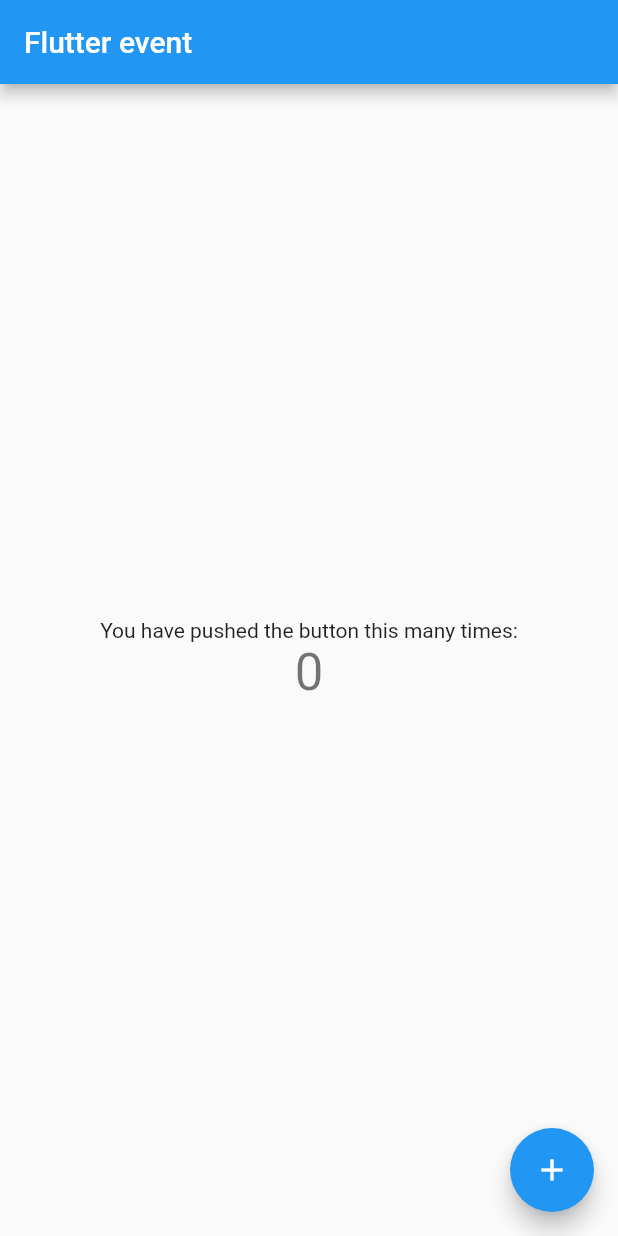
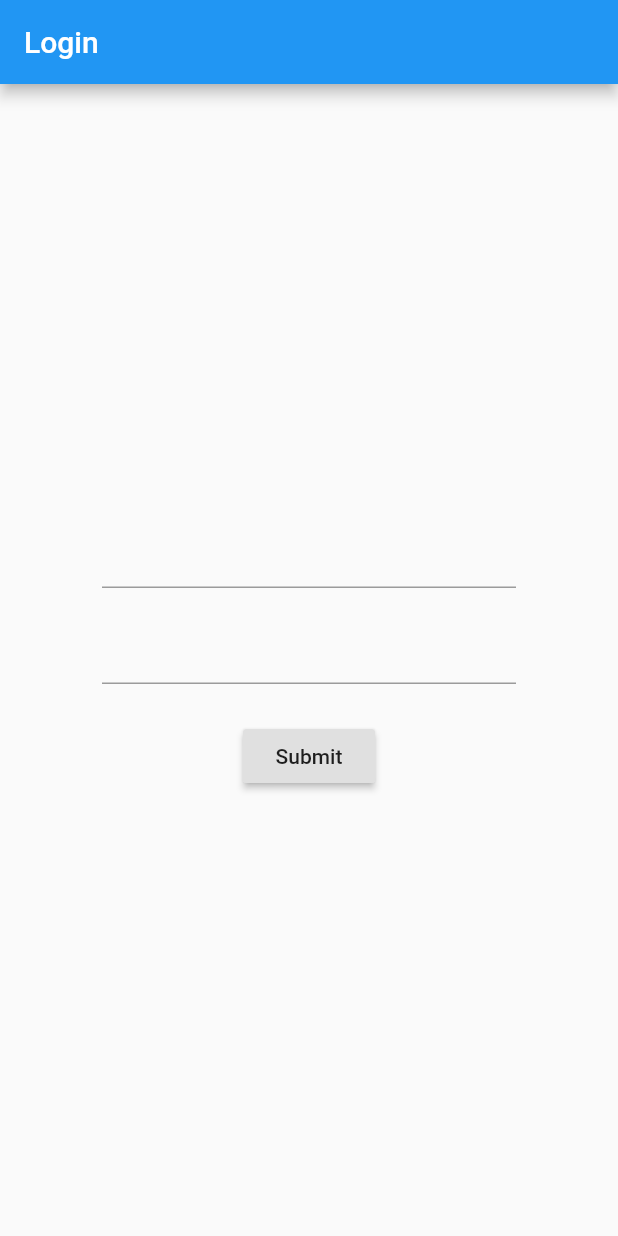
Before and after one commit to Petrol-/flutter-event, a Flutter app: the screen it shows after launch, on a phone screen of 412 x 824 dp. Run offline on Flutter 3.47's test engine with Material 2 defaults, Android fonts, the phone set to English and light mode, and no system bars.

Commit message:
page de login avec deux page vide allevenst et upcomingevents

```diff
--- a/lib/main.dart
+++ b/lib/main.dart
@@ -1,111 +1,170 @@
 import 'package:flutter/material.dart';
 
-void main() => runApp(MyApp());
+void main() => runApp(MainPage());
 
-class MyApp extends StatelessWidget {
-  // This widget is the root of your application.
+class MainPage extends StatelessWidget{
   @override
   Widget build(BuildContext context) {
+    // TODO: implement build
     return MaterialApp(
-      title: 'Flutter Demo',
+      debugShowCheckedModeBanner: false,
       theme: ThemeData(
-        // This is the theme of your application.
-        //
-        // Try running your application with "flutter run". You'll see the
-        // application has a blue toolbar. Then, without quitting the app, try
-        // changing the primarySwatch below to Colors.green and then invoke
-        // "hot reload" (press "r" in the console where you ran "flutter run",
-        // or simply save your changes to "hot reload" in a Flutter IDE).
-        // Notice that the counter didn't reset back to zero; the application
-        // is not restarted.
-        primarySwatch: Colors.blue,
+          primarySwatch: Colors.blue
       ),
-      home: MyHomePage(title: 'Flutter event'),
+      home: Scaffold(
+          appBar: AppBar(
+            title: Text('Login'),
+          ),
+          body:LoginPage()
+      ),
     );
   }
 }
 
-class MyHomePage extends StatefulWidget {
-  MyHomePage({Key key, this.title}) : super(key: key);
-
-  // This widget is the home page of your application. It is stateful, meaning
-  // that it has a State object (defined below) that contains fields that affect
-  // how it looks.
-
-  // This class is the configuration for the state. It holds the values (in this
-  // case the title) provided by the parent (in this case the App widget) and
-  // used by the build method of the State. Fields in a Widget subclass are
-  // always marked "final".
-
-  final String title;
-
+class LoginPage extends StatefulWidget{
   @override
-  _MyHomePageState createState() => _MyHomePageState();
+  State<StatefulWidget> createState() {
+    // TODO: implement createState
+    return LoginForm();
+  }
 }
 
-class _MyHomePageState extends State<MyHomePage> {
-  int _counter = 0;
-
-  void _incrementCounter() {
-    setState(() {
-      // This call to setState tells the Flutter framework that something has
-      // changed in this State, which causes it to rerun the build method below
-      // so that the display can reflect the updated values. If we changed
-      // _counter without calling setState(), then the build method would not be
-      // called again, and so nothing would appear to happen.
-      _counter++;
-    });
-  }
+class LoginForm extends State<LoginPage>{
+  final _formKey = GlobalKey<FormState>();
+  final usernameConttroler = TextEditingController();
+  final passwordConttroler = TextEditingController();
 
   @override
   Widget build(BuildContext context) {
-    // This method is rerun every time setState is called, for instance as done
-    // by the _incrementCounter method above.
-    //
-    // The Flutter framework has been optimized to make rerunning build methods
-    // fast, so that you can just rebuild anything that needs updating rather
-    // than having to individually change instances of widgets.
-    return Scaffold(
-      appBar: AppBar(
-        // Here we take the value from the MyHomePage object that was created by
-        // the App.build method, and use it to set our appbar title.
-        title: Text(widget.title),
-      ),
-      body: Center(
-        // Center is a layout widget. It takes a single child and positions it
-        // in the middle of the parent.
-        child: Column(
-          // Column is also layout widget. It takes a list of children and
-          // arranges them vertically. By default, it sizes itself to fit its
-          // children horizontally, and tries to be as tall as its parent.
-          //
-          // Invoke "debug painting" (press "p" in the console, choose the
-          // "Toggle Debug Paint" action from the Flutter Inspector in Android
-          // Studio, or the "Toggle Debug Paint" command in Visual Studio Code)
-          // to see the wireframe for each widget.
-          //
-          // Column has various properties to control how it sizes itself and
-          // how it positions its children. Here we use mainAxisAlignment to
-          // center the children vertically; the main axis here is the vertical
-          // axis because Columns are vertical (the cross axis would be
-          // horizontal).
-          mainAxisAlignment: MainAxisAlignment.center,
-          children: <Widget>[
-            Text(
-              'You have pushed the button this many times:',
+    // TODO: implement build
+    return  Form(
+      key: _formKey,
+      child: Container(
+        child: Center(
+          child: Padding(
+            padding: EdgeInsets.all(60.0),
+            child: Column(
+              mainAxisAlignment: MainAxisAlignment.center,
+              children: <Widget>[
+                Padding(
+                  padding: const EdgeInsets.all(8.0),
+                  child: TextFormField(
+                    controller: usernameConttroler,
+                    validator: (value) {
+                      if (value.isEmpty) {
+                        return 'Please enter your username';
+                      }
+                    },
+                  ),
+                ),
+                Padding(
+                  padding: const EdgeInsets.all(8.0),
+                  child: TextFormField(
+                    controller: passwordConttroler,
+                    validator: (value) {
+                      if (value.isEmpty) {
+                        return 'Please enter your password';
+                      }
+                    },
+                  ),
+                ),
+                Padding(
+                  padding: const EdgeInsets.symmetric(vertical: 16.0),
+                  child: RaisedButton(
+                    onPressed: () {
+                      // Validate will return true if the form is valid, or false if
+                      // the form is invalid.
+                      if((_formKey.currentState.validate())&&((usernameConttroler.text=="test")
+                          &&((passwordConttroler.text=="010203")))) {
+                        // If the form is valid, we want to show a Snackbar
+                        Scaffold.of(context)
+                            .showSnackBar(SnackBar(content: Text('You have logged')));
+
+                        Navigator.push(context, MaterialPageRoute(builder: (context)=> HomePage()));
+                      }
+                    },
+                    child: Text('Submit'),
+                  ),
+                ),
+              ],
             ),
-            Text(
-              '$_counter',
-              style: Theme.of(context).textTheme.display1,
-            ),
-          ],
+          ),
         ),
       ),
-      floatingActionButton: FloatingActionButton(
-        onPressed: _incrementCounter,
-        tooltip: 'Increment',
-        child: Icon(Icons.add),
-      ), // This trailing comma makes auto-formatting nicer for build methods.
     );
   }
 }
+class HomePage extends StatelessWidget{
+  @override
+  Widget build(BuildContext context) {
+    // TODO: implement build
+    return
+      Scaffold(
+        appBar: AppBar(
+          title: Text('Home Page'),
+        ),
+        body: Center(
+          child: Text('My home page'),
+        ),
+        drawer: Drawer(
+          child: ListView(
+            padding: EdgeInsets.zero,
+            children: <Widget>[
+              DrawerHeader(
+                child: Text('Events'),
+                decoration: BoxDecoration(
+                  color: Colors.blue,
+                ),
+              ),
+              ListTile(
+                title: Text('All events'),
+                onTap: (){
+                  Navigator.push(context,
+                      MaterialPageRoute(builder: (context)=> AllEvents()));
+                },
+              ),
+              ListTile(
+                title: Text('Upcoming events'),
+                onTap: (){
+                  Navigator.push(context,
+                      MaterialPageRoute(builder: (context)=> UpcomingEvents()));
+                },
+              ),
+              ],
+          ),
+        ),
+      );
+  }
+}
+
+class AllEvents extends StatelessWidget{
+  @override
+  Widget build(BuildContext context) {
+    // TODO: implement build
+    return Scaffold(
+      appBar: AppBar(
+        title: Text('All events'),
+      ),
+      body: Center(
+        child: Text('All events'),
+      ),
+    );
+  }
+}
+
+class UpcomingEvents extends StatelessWidget{
+  @override
+  Widget build(BuildContext context) {
+    // TODO: implement build
+    return Scaffold(
+      appBar: AppBar(
+        title: AppBar(
+          title: Text('Upcoming events'),
+        ),
+      ),
+      body: Center(
+        child: Text('Upcoming evenst'),
+      ),
+    );
+  }
+}
```
Also changed, not shown: 1 other file.
